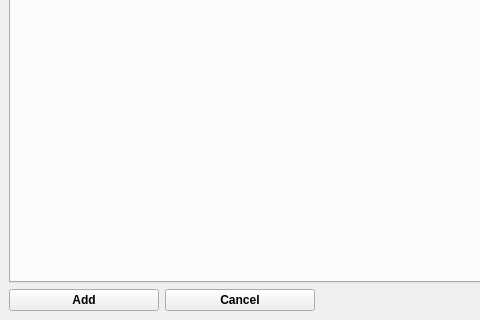
First picture: the form in src/jukeboxcore/gui/widgets/reftrackadder.ui, repository JukeboxPipeline/jukebox-core, before the edit; both pictures show x 0 to 480 and y 261 to 581 of the 1204 by 581 pixel window.
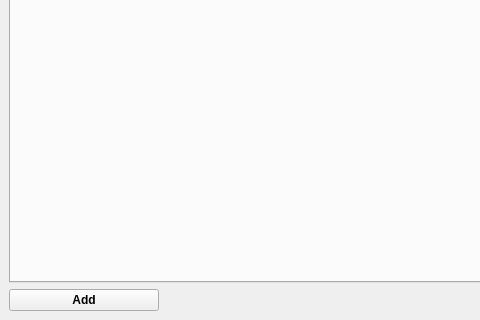
Second picture: the form after the edit.

Commit message: Delete cancel button on reftrackadder

Diff of the .ui file:
```diff
--- a/src/jukeboxcore/gui/widgets/reftrackadder.ui
+++ b/src/jukeboxcore/gui/widgets/reftrackadder.ui
@@ -58,25 +58,6 @@
         </property>
        </widget>
       </item>
-      <item>
-       <widget class="QPushButton" name="cancel_pb">
-        <property name="minimumSize">
-         <size>
-          <width>150</width>
-          <height>0</height>
-         </size>
-        </property>
-        <property name="font">
-         <font>
-          <weight>75</weight>
-          <bold>true</bold>
-         </font>
-        </property>
-        <property name="text">
-         <string>Cancel</string>
-        </property>
-       </widget>
-      </item>
       <item>
        <spacer name="horizontalSpacer">
         <property name="orientation">
```
Left out of the diff: 19 changed lines with no effect on the pictures. The commit also changes 1 other file.
